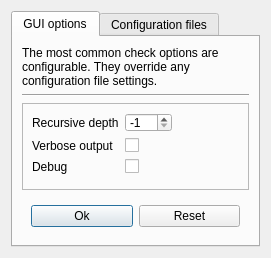
This is linkcheck/gui/ui/options.ui in wummel/linkchecker as Qt 5 draws it before an edit. The edited form follows.
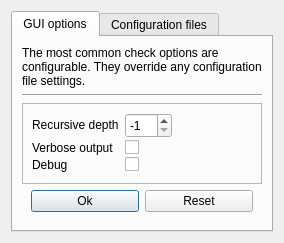
This is the edited form.

Commit message: Set minimum size for Option dialog.

Diff of the .ui file:
```diff
--- a/linkcheck/gui/ui/options.ui
+++ b/linkcheck/gui/ui/options.ui
@@ -10,13 +10,19 @@
     <x>0</x>
     <y>0</y>
     <width>271</width>
-    <height>258</height>
+    <height>239</height>
    </rect>
   </property>
   <property name="windowTitle">
    <string>Linkchecker options</string>
   </property>
   <layout class="QVBoxLayout" name="verticalLayout">
+   <property name="spacing">
+    <number>2</number>
+   </property>
+   <property name="sizeConstraint">
+    <enum>QLayout::SetMinimumSize</enum>
+   </property>
    <item>
     <widget class="QTabWidget" name="tabWidget">
      <property name="toolTip">
@@ -35,6 +41,12 @@
       <layout class="QVBoxLayout" name="verticalLayout_3">
        <item>
         <widget class="QLabel" name="label_8">
+         <property name="minimumSize">
+          <size>
+           <width>240</width>
+           <height>0</height>
+          </size>
+         </property>
          <property name="text">
           <string>The most common check options are configurable. They override any configuration file settings.</string>
          </property>
@@ -62,9 +74,15 @@
           <enum>QFrame::Raised</enum>
          </property>
          <layout class="QFormLayout" name="formLayout">
+          <property name="sizeConstraint">
+           <enum>QLayout::SetMinimumSize</enum>
+          </property>
           <property name="fieldGrowthPolicy">
            <enum>QFormLayout::ExpandingFieldsGrow</enum>
           </property>
+          <property name="verticalSpacing">
+           <number>2</number>
+          </property>
           <item row="0" column="0">
            <widget class="QLabel" name="label">
             <property name="toolTip">
@@ -77,6 +95,18 @@
           </item>
           <item row="0" column="1">
            <widget class="QSpinBox" name="recursionlevel">
+            <property name="sizePolicy">
+             <sizepolicy hsizetype="Minimum" vsizetype="Preferred">
+              <horstretch>0</horstretch>
+              <verstretch>0</verstretch>
+             </sizepolicy>
+            </property>
+            <property name="minimumSize">
+             <size>
+              <width>0</width>
+              <height>25</height>
+             </size>
+            </property>
             <property name="toolTip">
              <string>Check recursively all links up to given depth. A negative depth will enable infinite recursion.</string>
             </property>
@@ -147,6 +177,9 @@
        <item>
         <widget class="QWidget" name="widget" native="true">
          <layout class="QHBoxLayout" name="horizontalLayout">
+          <property name="sizeConstraint">
+           <enum>QLayout::SetMinimumSize</enum>
+          </property>
           <item>
            <widget class="QPushButton" name="closeButton">
             <property name="text">
```
The commit also changes 1 other file.
